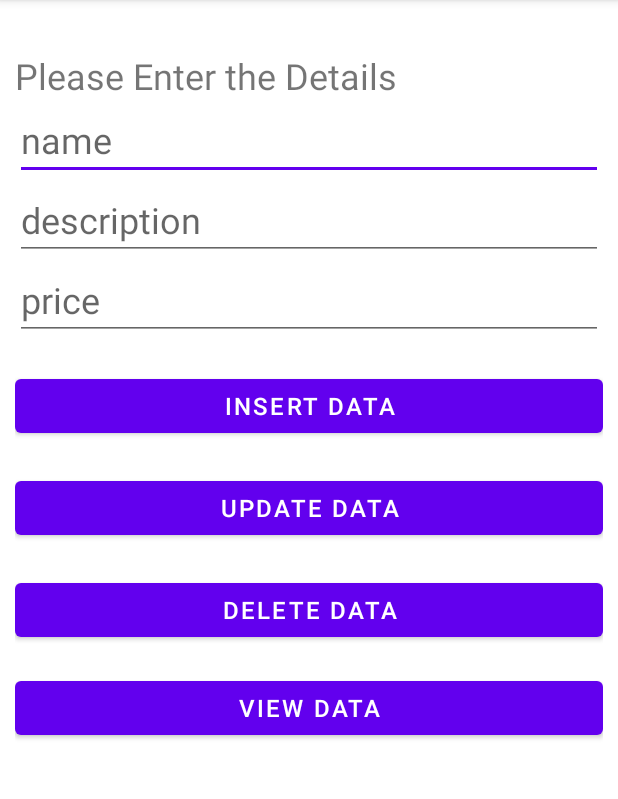
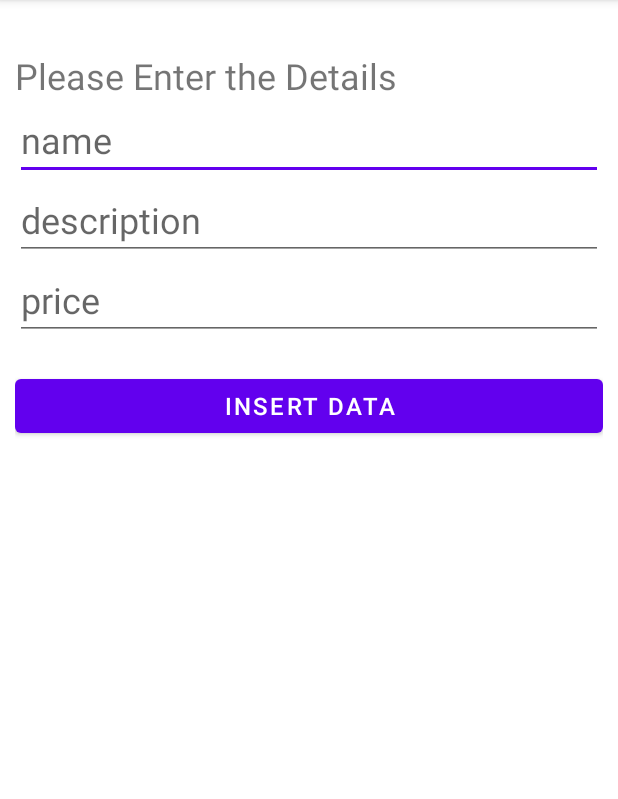
Before and after one commit to VithuThevan/mawnProject, an Android app: the screen it shows after launch (MainActivity), on a phone screen of 412 x 824 dp, the part 84-883 px from its top. Run offline under Robolectric (Android 15) with nearby library versions, the phone set to English and light mode, and no system bars.

Commit message:
4th set of changes

```diff
--- a/app/src/main/java/com/example/myapplication78/MainActivity.java
+++ b/app/src/main/java/com/example/myapplication78/MainActivity.java
@@ -34,8 +34,11 @@ public class MainActivity extends AppCompatActivity {
         insert = findViewById(R.id.btninsert);
         update = findViewById(R.id.btnupdate);
         delete = findViewById(R.id.btndelete);
-        view = findViewById(R.id.btnview);
+        //view = findViewById(R.id.btnview);
         add = (FloatingActionButton) findViewById(R.id.fab);
+
+        update.setVisibility(View.GONE);
+        delete.setVisibility(View.GONE);
 
         DB = new DBHelper(this);
 
@@ -47,15 +50,14 @@ public class MainActivity extends AppCompatActivity {
             boolean isUpdate = DB.updateData(name.getText().toString(), description.getText().toString(), price.getText().toString());
             if (isUpdate) {
                 Toast.makeText(MainActivity.this, "Entry Updated", Toast.LENGTH_SHORT).show();
+                startActivity(new Intent(MainActivity.this, userlist.class));
             } else {
                 Toast.makeText(MainActivity.this, "Entry not Updated", Toast.LENGTH_SHORT).show();
             }
         });
 
-
-
         //redirect to view page to see all the records updated
-        view.setOnClickListener(view -> startActivity(new Intent(MainActivity.this, userlist.class)));
+        //view.setOnClickListener(view -> startActivity(new Intent(MainActivity.this, userlist.class)));
 
         //to show an alert message before deleting
         AlertDialog.Builder builder = new AlertDialog.Builder(this);
@@ -91,6 +93,7 @@ public class MainActivity extends AppCompatActivity {
             Boolean checkinsertdata = DB.insertuserdata(nameTXT, descriptionTXT, priceTXT);
             if (checkinsertdata) {
                 Toast.makeText(MainActivity.this, "New Entry Inserted", Toast.LENGTH_SHORT).show();
+                startActivity(new Intent(MainActivity.this, userlist.class));
             } else {
                 Toast.makeText(MainActivity.this, "New Entry Not Inserted", Toast.LENGTH_SHORT).show();
             }
--- a/app/src/main/res/layout/activity_main.xml
+++ b/app/src/main/res/layout/activity_main.xml
@@ -67,14 +67,14 @@
         android:textSize="16dp"
         android:layout_below="@id/btnupdate"
         android:layout_marginTop="20dp"/>
-    <Button
-        android:id="@+id/btnview"
-        android:layout_width="match_parent"
-        android:layout_height="wrap_content"
-        android:layout_below="@id/btndelete"
-        android:layout_marginTop="17dp"
-        android:text="View Data"
-        android:textSize="16dp" />
+<!--    <Button-->
+<!--        android:id="@+id/btnview"-->
+<!--        android:layout_width="match_parent"-->
+<!--        android:layout_height="wrap_content"-->
+<!--        android:layout_below="@id/btndelete"-->
+<!--        android:layout_marginTop="17dp"-->
+<!--        android:text="View Data"-->
+<!--        android:textSize="16dp" />-->
 
 
 
```
Also changed, not shown: app/src/main/java/com/example/myapplication78/userlist.java (+8 -1 lines), app/src/main/res/layout/userentry.xml (+15 -1 lines).
